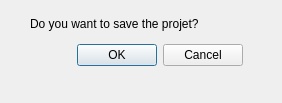
jose94752/ClipEdit, file sources/Forms/dialogsave.ui: the form before one commit.
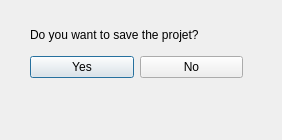
The form after the commit.

```diff
--- a/sources/Forms/dialogsave.ui
+++ b/sources/Forms/dialogsave.ui
@@ -7,7 +7,7 @@
     <x>0</x>
     <y>0</y>
     <width>282</width>
-    <height>103</height>
+    <height>140</height>
    </rect>
   </property>
   <property name="windowTitle">
@@ -17,9 +17,9 @@
    <property name="geometry">
     <rect>
      <x>30</x>
-     <y>10</y>
+     <y>20</y>
      <width>213</width>
-     <height>56</height>
+     <height>58</height>
     </rect>
    </property>
    <layout class="QVBoxLayout" name="verticalLayout">
@@ -31,14 +31,22 @@
      </widget>
     </item>
     <item>
-     <widget class="QDialogButtonBox" name="buttonBox">
-      <property name="orientation">
-       <enum>Qt::Horizontal</enum>
-      </property>
-      <property name="standardButtons">
-       <set>QDialogButtonBox::Cancel|QDialogButtonBox::Ok</set>
-      </property>
-     </widget>
+     <layout class="QHBoxLayout" name="horizontalLayout">
+      <item>
+       <widget class="QPushButton" name="pushButton_yes">
+        <property name="text">
+         <string>Yes</string>
+        </property>
+       </widget>
+      </item>
+      <item>
+       <widget class="QPushButton" name="pushButton_no">
+        <property name="text">
+         <string>No</string>
+        </property>
+       </widget>
+      </item>
+     </layout>
     </item>
    </layout>
   </widget>
```
Left out of the diff: 35 changed lines with no effect on the pictures.
